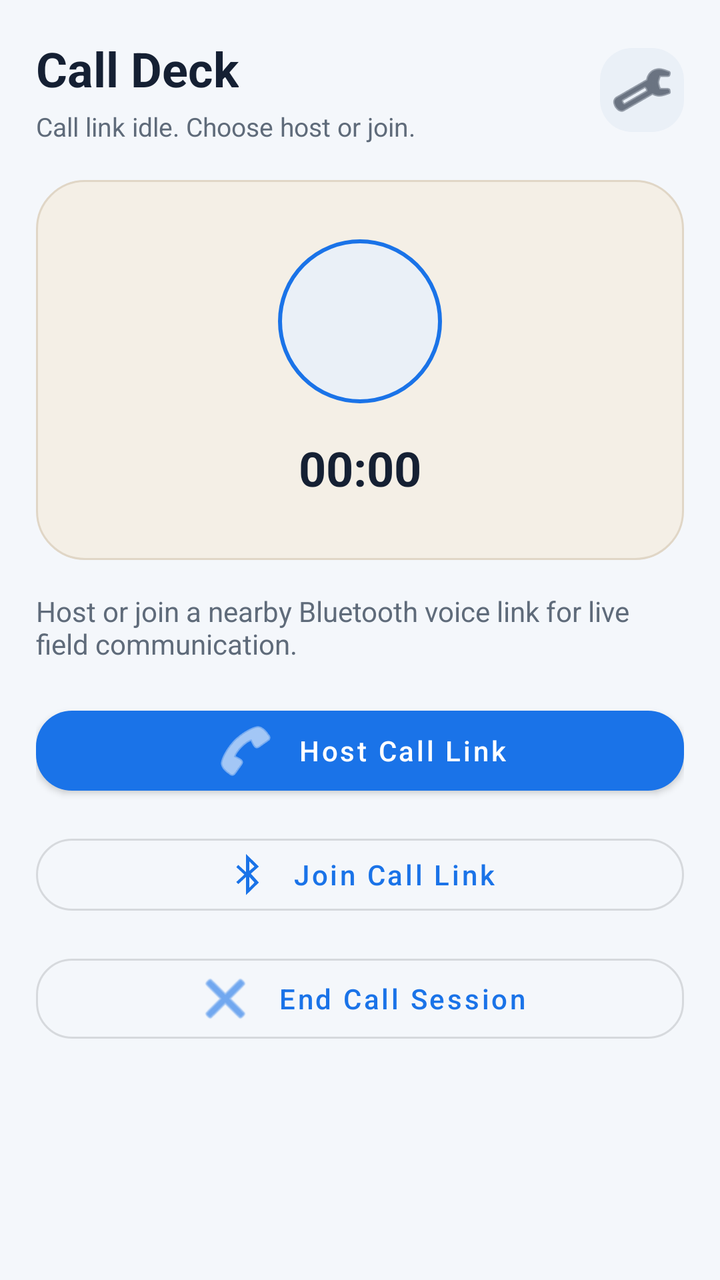
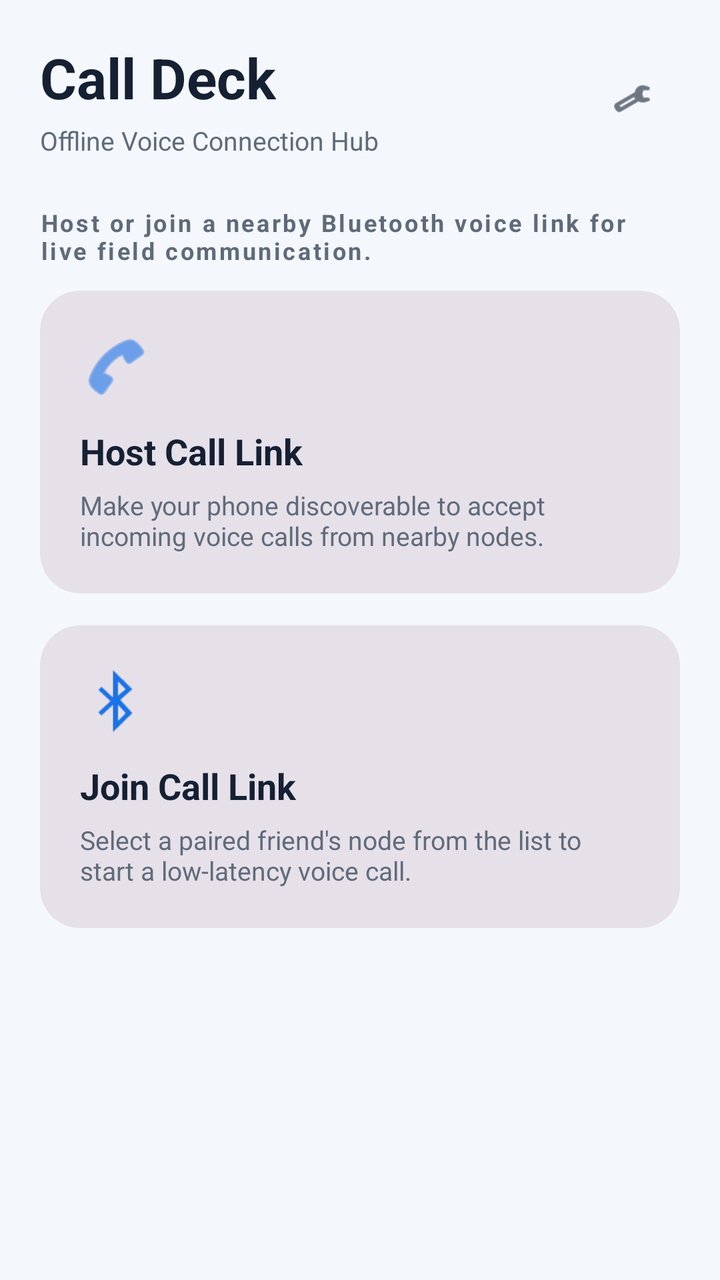

The first picture is an Android layout as it rendered before a commit; the second is the same layout after the commit. The layout source and the unified diff follow.
<!-- AndroidManifest.xml: application theme Theme.Corelink -->
<!-- res/layout/activity_call.xml -->
<?xml version="1.0" encoding="utf-8"?>
<LinearLayout
    xmlns:android="http://schemas.android.com/apk/res/android"
    xmlns:app="http://schemas.android.com/apk/res-auto"
    android:layout_width="match_parent"
    android:layout_height="match_parent"
    android:background="@color/surface"
    android:orientation="vertical"
    android:padding="18dp">

    <LinearLayout
        android:layout_width="match_parent"
        android:layout_height="wrap_content"
        android:gravity="center_vertical"
        android:orientation="horizontal">

        <LinearLayout
            android:layout_width="0dp"
            android:layout_height="wrap_content"
            android:layout_weight="1"
            android:orientation="vertical">

            <TextView
                android:layout_width="wrap_content"
                android:layout_height="wrap_content"
                android:text="@string/call_deck_title"
                android:textColor="@color/textPrimary"
                android:textSize="24sp"
                android:textStyle="bold" />

            <TextView
                android:id="@+id/callStatus"
                android:layout_width="wrap_content"
                android:layout_height="wrap_content"
                android:layout_marginTop="4dp"
                android:text="@string/call_idle_status"
                android:textColor="@color/textSecondary"
                android:textSize="13sp" />
        </LinearLayout>

        <ImageButton
            android:id="@+id/themeToggleButton"
            android:layout_width="42dp"
            android:layout_height="42dp"
            android:background="@drawable/icon_btn_bg"
            android:contentDescription="@string/toggle_theme"
            android:padding="10dp"
            android:src="@android:drawable/ic_menu_manage"
            android:tint="@color/textPrimary" />
    </LinearLayout>

    <LinearLayout
        android:layout_width="match_parent"
        android:layout_height="190dp"
        android:layout_marginTop="18dp"
        android:background="@drawable/call_panel_bg"
        android:gravity="center"
        android:orientation="vertical">

        <View
            android:id="@+id/callPulse"
            android:layout_width="82dp"
            android:layout_height="82dp"
            android:background="@drawable/voice_pulse_bg" />

        <TextView
            android:id="@+id/callTimer"
            android:layout_width="wrap_content"
            android:layout_height="wrap_content"
            android:layout_marginTop="16dp"
            android:text="00:00"
            android:textColor="@color/textPrimary"
            android:textSize="24sp"
            android:textStyle="bold" />
    </LinearLayout>

    <TextView
        android:layout_width="match_parent"
        android:layout_height="wrap_content"
        android:layout_marginTop="16dp"
        android:text="@string/call_deck_subtitle"
        android:textColor="@color/textSecondary"
        android:textSize="14sp" />

    <com.google.android.material.button.MaterialButton
        android:id="@+id/hostCallButton"
        android:layout_width="match_parent"
        android:layout_height="wrap_content"
        android:layout_marginTop="18dp"
        android:text="@string/host_call"
        android:textAllCaps="false"
        app:backgroundTint="@color/accent"
        app:cornerRadius="18dp"
        app:icon="@android:drawable/ic_menu_call"
        app:iconGravity="textStart"
        app:iconPadding="10dp"
        app:iconTint="@android:color/white" />

    <com.google.android.material.button.MaterialButton
        android:id="@+id/joinCallButton"
        style="@style/Widget.MaterialComponents.Button.OutlinedButton"
        android:layout_width="match_parent"
        android:layout_height="wrap_content"
        android:layout_marginTop="12dp"
        android:text="@string/join_call"
        android:textAllCaps="false"
        app:cornerRadius="18dp"
        app:icon="@android:drawable/stat_sys_data_bluetooth"
        app:iconGravity="textStart"
        app:iconPadding="10dp" />

    <com.google.android.material.button.MaterialButton
        android:id="@+id/endCallButton"
        style="@style/Widget.MaterialComponents.Button.OutlinedButton"
        android:layout_width="match_parent"
        android:layout_height="wrap_content"
        android:layout_marginTop="12dp"
        android:text="@string/end_call"
        android:textAllCaps="false"
        app:cornerRadius="18dp"
        app:icon="@android:drawable/ic_menu_close_clear_cancel"
        app:iconGravity="textStart"
        app:iconPadding="10dp" />

</LinearLayout>
<!-- resources referenced by this layout -->
<resources>
  <color name="accent">#1A73E8</color>
  <color name="surface">#FFF4F7FB</color>
  <color name="textPrimary">#FF152033</color>
  <color name="textSecondary">#FF5F6B7A</color>
  <!-- drawable call_panel_bg (drawable) -->
  <shape xmlns:android="http://schemas.android.com/apk/res/android">
      <solid android:color="@color/callSurface" />
      <corners android:radius="24dp" />
      <stroke
          android:width="1dp"
          android:color="@color/callStroke" />
  </shape>
  <!-- drawable icon_btn_bg (drawable) -->
  <shape xmlns:android="http://schemas.android.com/apk/res/android">
      <solid android:color="@color/surfaceMuted" />
      <corners android:radius="16dp" />
  </shape>
  <!-- drawable voice_pulse_bg (drawable) -->
  <shape xmlns:android="http://schemas.android.com/apk/res/android">
      <solid android:color="@color/surfaceMuted" />
      <corners android:radius="41dp" />
      <stroke
          android:width="2dp"
          android:color="@color/accent" />
  </shape>
  <string name="call_deck_subtitle">Host or join a nearby Bluetooth voice link for live field communication.</string>
  <string name="call_deck_title">Call Deck</string>
  <string name="call_idle_status">Call link idle. Choose host or join.</string>
  <string name="end_call">End Call Session</string>
  <string name="host_call">Host Call Link</string>
  <string name="join_call">Join Call Link</string>
  <string name="toggle_theme">Toggle dark mode</string>
  <style name="Theme.Corelink" parent="Theme.MaterialComponents.DayNight.NoActionBar">
          <item name="colorPrimary">@color/accent</item>
          <item name="colorPrimaryVariant">@color/accentDark</item>
          <item name="colorSecondary">@color/accent</item>
          <item name="colorSurface">@color/surfaceElevated</item>
          <item name="android:windowBackground">@color/surface</item>
          <item name="android:statusBarColor">@color/surfaceElevated</item>
          <item name="android:navigationBarColor">@color/surfaceElevated</item>
      </style>
  <color name="callSurface">#FFF4EFE6</color>
  <color name="callStroke">#FFE0D6C6</color>
  <color name="surfaceMuted">#FFEAF0F7</color>
  <color name="accentDark">#1558B0</color>
  <color name="surfaceElevated">#FFFFFFFF</color>
</resources>

<!-- the commit's change to res/layout/activity_call.xml (unified diff, before → after) -->
@@ -1,125 +1,286 @@
 <?xml version="1.0" encoding="utf-8"?>
-<LinearLayout
+<FrameLayout
     xmlns:android="http://schemas.android.com/apk/res/android"
     xmlns:app="http://schemas.android.com/apk/res-auto"
     android:layout_width="match_parent"
     android:layout_height="match_parent"
-    android:background="@color/surface"
-    android:orientation="vertical"
-    android:padding="18dp">
-
-    <LinearLayout
+    android:background="?attr/colorSurface">
+
+    
+    <ScrollView
+        android:id="@+id/setupContainer"
         android:layout_width="match_parent"
-        android:layout_height="wrap_content"
-        android:gravity="center_vertical"
-        android:orientation="horizontal">
+        android:layout_height="match_parent"
+        android:visibility="visible">
 
         <LinearLayout
-            android:layout_width="0dp"
-            android:layout_height="wrap_content"
-            android:layout_weight="1"
-            android:orientation="vertical">
+            android:layout_width="match_parent"
+            android:layout_height="wrap_content"
+            android:orientation="vertical"
+            android:padding="20dp">
+
+            
+            <LinearLayout
+                android:layout_width="match_parent"
+                android:layout_height="wrap_content"
+                android:gravity="center_vertical"
+                android:orientation="horizontal">
+
+                <LinearLayout
+                    android:layout_width="0dp"
+                    android:layout_height="wrap_content"
+                    android:layout_weight="1"
+                    android:orientation="vertical">
+
+                    <TextView
+                        android:layout_width="wrap_content"
+                        android:layout_height="wrap_content"
+                        android:text="@string/call_deck_title"
+                        android:textColor="?attr/colorOnSurface"
+                        android:textSize="28sp"
+                        android:textStyle="bold" />
+
+                    <TextView
+                        android:layout_width="wrap_content"
+                        android:layout_height="wrap_content"
+                        android:layout_marginTop="4dp"
+                        android:text="Offline Voice Connection Hub"
+                        android:textColor="?attr/colorOnSurfaceVariant"
+                        android:textSize="13sp" />
+                </LinearLayout>
+
+                <com.google.android.material.button.MaterialButton
+                    android:id="@+id/themeToggleButton"
+                    style="?attr/materialIconButtonStyle"
+                    android:layout_width="48dp"
+                    android:layout_height="48dp"
+                    android:contentDescription="@string/toggle_theme"
+                    app:icon="@android:drawable/ic_menu_manage"
+                    app:iconTint="?attr/colorOnSurface" />
+            </LinearLayout>
 
             <TextView
                 android:layout_width="wrap_content"
                 android:layout_height="wrap_content"
-                android:text="@string/call_deck_title"
-                android:textColor="@color/textPrimary"
-                android:textSize="24sp"
+                android:layout_marginTop="24dp"
+                android:text="@string/call_deck_subtitle"
+                android:textColor="?attr/colorOnSurfaceVariant"
+                android:textSize="12sp"
+                android:textStyle="bold"
+                android:letterSpacing="0.1" />
+
+            
+            <com.google.android.material.card.MaterialCardView
+                android:id="@+id/hostCallButton"
+                style="?attr/materialCardViewFilledStyle"
+                android:layout_width="match_parent"
+                android:layout_height="wrap_content"
+                android:layout_marginTop="12dp"
+                android:clickable="true"
+                android:focusable="true"
+                app:cardCornerRadius="20dp">
+
+                <LinearLayout
+                    android:layout_width="match_parent"
+                    android:layout_height="wrap_content"
+                    android:orientation="vertical"
+                    android:padding="20dp">
+
+                    <ImageView
+                        android:layout_width="36dp"
+                        android:layout_height="36dp"
+                        android:src="@android:drawable/ic_menu_call"
+                        app:tint="?attr/colorPrimary" />
+
+                    <TextView
+                        android:layout_width="wrap_content"
+                        android:layout_height="wrap_content"
+                        android:layout_marginTop="12dp"
+                        android:text="@string/host_call"
+                        android:textColor="?attr/colorOnSurface"
+                        android:textSize="18sp"
+                        android:textStyle="bold" />
+
+                    <TextView
+                        android:layout_width="wrap_content"
+                        android:layout_height="wrap_content"
+                        android:layout_marginTop="6dp"
+                        android:text="Make your phone discoverable to accept incoming voice calls from nearby nodes."
+                        android:textColor="?attr/colorOnSurfaceVariant"
+                        android:textSize="13sp" />
+                </LinearLayout>
+            </com.google.android.material.card.MaterialCardView>
+
+            
+            <com.google.android.material.card.MaterialCardView
+                android:id="@+id/joinCallButton"
+                style="?attr/materialCardViewFilledStyle"
+                android:layout_width="match_parent"
+                android:layout_height="wrap_content"
+                android:layout_marginTop="16dp"
+                android:clickable="true"
+                android:focusable="true"
+                app:cardCornerRadius="20dp">
+
+                <LinearLayout
+                    android:layout_width="match_parent"
+                    android:layout_height="wrap_content"
+                    android:orientation="vertical"
+                    android:padding="20dp">
+
+                    <ImageView
+                        android:layout_width="36dp"
+                        android:layout_height="36dp"
+                        android:src="@android:drawable/stat_sys_data_bluetooth"
+                        app:tint="?attr/colorPrimary" />
+
+                    <TextView
+                        android:layout_width="wrap_content"
+                        android:layout_height="wrap_content"
+                        android:layout_marginTop="12dp"
+                        android:text="@string/join_call"
+                        android:textColor="?attr/colorOnSurface"
+                        android:textSize="18sp"
+                        android:textStyle="bold" />
+
+                    <TextView
+                        android:layout_width="wrap_content"
+                        android:layout_height="wrap_content"
+                        android:layout_marginTop="6dp"
+                        android:text="Select a paired friend's node from the list to start a low-latency voice call."
+                        android:textColor="?attr/colorOnSurfaceVariant"
+                        android:textSize="13sp" />
+                </LinearLayout>
+            </com.google.android.material.card.MaterialCardView>
+
+        </LinearLayout>
+    </ScrollView>
+
+    
+    <RelativeLayout
+        android:id="@+id/callContainer"
+        android:layout_width="match_parent"
+        android:layout_height="match_parent"
+        android:background="?attr/colorSurfaceContainerHigh"
+        android:visibility="gone"
+        android:padding="24dp">
+
+        
+        <TextView
+            android:id="@+id/callHeaderTitle"
+            android:layout_width="wrap_content"
+            android:layout_height="wrap_content"
+            android:layout_alignParentTop="true"
+            android:layout_centerHorizontal="true"
+            android:layout_marginTop="32dp"
+            android:text="CORELINK VOICE"
+            android:letterSpacing="0.2"
+            android:textColor="?attr/colorPrimary"
+            android:textSize="14sp"
+            android:textStyle="bold" />
+
+        <TextView
+            android:id="@+id/callStatus"
+            android:layout_width="wrap_content"
+            android:layout_height="wrap_content"
+            android:layout_below="@id/callHeaderTitle"
+            android:layout_centerHorizontal="true"
+            android:layout_marginTop="8dp"
+            android:text="CONNECTING..."
+            android:textColor="?attr/colorOnSurfaceVariant"
+            android:textSize="16sp" />
+
+        
+        <FrameLayout
+            android:id="@+id/avatarContainer"
+            android:layout_width="match_parent"
+            android:layout_height="320dp"
+            android:layout_centerInParent="true">
+
+            
+            <View
+                android:id="@+id/callPulse"
+                android:layout_width="160dp"
+                android:layout_height="160dp"
+                android:layout_gravity="center"
+                android:background="@drawable/scan_pulse_bg"
+                android:alpha="0" />
+
+            
+            <View
+                android:id="@+id/callPulse2"
+                android:layout_width="160dp"
+                android:layout_height="160dp"
+                android:layout_gravity="center"
+                android:background="@drawable/scan_pulse_bg"
+                android:alpha="0" />
+
+            
+            <com.google.android.material.card.MaterialCardView
+                style="?attr/materialCardViewFilledStyle"
+                app:cardBackgroundColor="?attr/colorPrimary"
+                app:cardCornerRadius="72dp"
+                android:layout_width="144dp"
+                android:layout_height="144dp"
+                android:layout_gravity="center"
+                app:strokeWidth="0dp"
+                android:elevation="8dp">
+
+                <ImageView
+                    android:layout_width="64dp"
+                    android:layout_height="64dp"
+                    android:layout_gravity="center"
+                    android:src="@android:drawable/ic_menu_call"
+                    app:tint="?attr/colorOnPrimary" />
+            </com.google.android.material.card.MaterialCardView>
+
+        </FrameLayout>
+
+        
+        <LinearLayout
+            android:layout_width="wrap_content"
+            android:layout_height="wrap_content"
+            android:layout_above="@+id/endCallButton"
+            android:layout_centerHorizontal="true"
+            android:layout_marginBottom="48dp"
+            android:gravity="center"
+            android:orientation="vertical">
+
+            <TextView
+                android:id="@+id/callPeerName"
+                android:layout_width="wrap_content"
+                android:layout_height="wrap_content"
+                android:text="Nearby Peer"
+                android:textColor="?attr/colorOnSurface"
+                android:textSize="26sp"
                 android:textStyle="bold" />
 
             <TextView
-                android:id="@+id/callStatus"
+                android:id="@+id/callTimer"
                 android:layout_width="wrap_content"
                 android:layout_height="wrap_content"
-                android:layout_marginTop="4dp"
-                android:text="@string/call_idle_status"
-                android:textColor="@color/textSecondary"
-                android:textSize="13sp" />
+                android:layout_marginTop="8dp"
+                android:text="00:00"
+                android:textColor="?attr/colorOnSurfaceVariant"
+                android:textSize="20sp" />
         </LinearLayout>
 
-        <ImageButton
-            android:id="@+id/themeToggleButton"
-            android:layout_width="42dp"
-            android:layout_height="42dp"
-            android:background="@drawable/icon_btn_bg"
-            android:contentDescription="@string/toggle_theme"
-            android:padding="10dp"
-            android:src="@android:drawable/ic_menu_manage"
-            android:tint="@color/textPrimary" />
-    </LinearLayout>
-
-    <LinearLayout
-        android:layout_width="match_parent"
-        android:layout_height="190dp"
-        android:layout_marginTop="18dp"
-        android:background="@drawable/call_panel_bg"
-        android:gravity="center"
-        android:orientation="vertical">
-
-        <View
-            android:id="@+id/callPulse"
-            android:layout_width="82dp"
-            android:layout_height="82dp"
-            android:background="@drawable/voice_pulse_bg" />
-
-        <TextView
-            android:id="@+id/callTimer"
-            android:layout_width="wrap_content"
-            android:layout_height="wrap_content"
-            android:layout_marginTop="16dp"
-            android:text="00:00"
-            android:textColor="@color/textPrimary"
-            android:textSize="24sp"
-            android:textStyle="bold" />
-    </LinearLayout>
-
-    <TextView
-        android:layout_width="match_parent"
-        android:layout_height="wrap_content"
-        android:layout_marginTop="16dp"
-        android:text="@string/call_deck_subtitle"
-        android:textColor="@color/textSecondary"
-        android:textSize="14sp" />
-
-    <com.google.android.material.button.MaterialButton
-        android:id="@+id/hostCallButton"
-        android:layout_width="match_parent"
-        android:layout_height="wrap_content"
-        android:layout_marginTop="18dp"
-        android:text="@string/host_call"
-        android:textAllCaps="false"
-        app:backgroundTint="@color/accent"
-        app:cornerRadius="18dp"
-        app:icon="@android:drawable/ic_menu_call"
-        app:iconGravity="textStart"
-        app:iconPadding="10dp"
-        app:iconTint="@android:color/white" />
-
-    <com.google.android.material.button.MaterialButton
-        android:id="@+id/joinCallButton"
-        style="@style/Widget.MaterialComponents.Button.OutlinedButton"
-        android:layout_width="match_parent"
-        android:layout_height="wrap_content"
-        android:layout_marginTop="12dp"
-        android:text="@string/join_call"
-        android:textAllCaps="false"
-        app:cornerRadius="18dp"
-        app:icon="@android:drawable/stat_sys_data_bluetooth"
-        app:iconGravity="textStart"
-        app:iconPadding="10dp" />
-
-    <com.google.android.material.button.MaterialButton
-        android:id="@+id/endCallButton"
-        style="@style/Widget.MaterialComponents.Button.OutlinedButton"
-        android:layout_width="match_parent"
-        android:layout_height="wrap_content"
-        android:layout_marginTop="12dp"
-        android:text="@string/end_call"
-        android:textAllCaps="false"
-        app:cornerRadius="18dp"
-        app:icon="@android:drawable/ic_menu_close_clear_cancel"
-        app:iconGravity="textStart"
-        app:iconPadding="10dp" />
-
-</LinearLayout>
+        
+        <com.google.android.material.button.MaterialButton
+            android:id="@+id/endCallButton"
+            style="?attr/materialIconButtonFilledStyle"
+            android:layout_width="72dp"
+            android:layout_height="72dp"
+            android:layout_alignParentBottom="true"
+            android:layout_centerHorizontal="true"
+            android:layout_marginBottom="36dp"
+            app:backgroundTint="?attr/colorError"
+            app:icon="@android:drawable/ic_menu_close_clear_cancel"
+            app:iconSize="32dp"
+            app:iconTint="?attr/colorOnError"
+            app:iconPadding="0dp"
+            android:contentDescription="@string/end_call"
+            android:elevation="6dp" />
+
+    </RelativeLayout>
+</FrameLayout>
<!-- resource entries referenced after the edit -->
@@ -1,50 +1,35 @@
 <!-- resources referenced by this layout -->
 <resources>
+  <!-- drawable scan_pulse_bg (drawable) -->
+  <?xml version="1.0" encoding="utf-8"?>
+  <shape xmlns:android="http://schemas.android.com/apk/res/android"
+      android:shape="oval">
+      <solid android:color="?attr/colorPrimaryContainer" />
+      <stroke
+          android:width="2dp"
+          android:color="?attr/colorPrimary" />
+  </shape>
   <color name="accent">#1A73E8</color>
   <color name="surface">#FFF4F7FB</color>
   <color name="textPrimary">#FF152033</color>
   <color name="textSecondary">#FF5F6B7A</color>
-  <!-- drawable call_panel_bg (drawable) -->
-  <shape xmlns:android="http://schemas.android.com/apk/res/android">
-      <solid android:color="@color/callSurface" />
-      <corners android:radius="24dp" />
-      <stroke
-          android:width="1dp"
-          android:color="@color/callStroke" />
-  </shape>
-  <!-- drawable icon_btn_bg (drawable) -->
-  <shape xmlns:android="http://schemas.android.com/apk/res/android">
-      <solid android:color="@color/surfaceMuted" />
-      <corners android:radius="16dp" />
-  </shape>
-  <!-- drawable voice_pulse_bg (drawable) -->
-  <shape xmlns:android="http://schemas.android.com/apk/res/android">
-      <solid android:color="@color/surfaceMuted" />
-      <corners android:radius="41dp" />
-      <stroke
-          android:width="2dp"
-          android:color="@color/accent" />
-  </shape>
   <string name="call_deck_subtitle">Host or join a nearby Bluetooth voice link for live field communication.</string>
   <string name="call_deck_title">Call Deck</string>
-  <string name="call_idle_status">Call link idle. Choose host or join.</string>
   <string name="end_call">End Call Session</string>
   <string name="host_call">Host Call Link</string>
   <string name="join_call">Join Call Link</string>
   <string name="toggle_theme">Toggle dark mode</string>
-  <style name="Theme.Corelink" parent="Theme.MaterialComponents.DayNight.NoActionBar">
+  <style name="Theme.Corelink" parent="Theme.Material3.DayNight.NoActionBar">
           <item name="colorPrimary">@color/accent</item>
-          <item name="colorPrimaryVariant">@color/accentDark</item>
           <item name="colorSecondary">@color/accent</item>
-          <item name="colorSurface">@color/surfaceElevated</item>
+          <item name="colorSurface">@color/surface</item>
+          <item name="colorSurfaceVariant">@color/surfaceMuted</item>
+          <item name="colorOnSurface">@color/textPrimary</item>
+          <item name="colorOnSurfaceVariant">@color/textSecondary</item>
           <item name="android:windowBackground">@color/surface</item>
-          <item name="android:statusBarColor">@color/surfaceElevated</item>
-          <item name="android:navigationBarColor">@color/surfaceElevated</item>
+          <item name="android:statusBarColor">?attr/colorSurface</item>
+          <item name="android:navigationBarColor">?attr/colorSurface</item>
       </style>
-  <color name="callSurface">#FFF4EFE6</color>
-  <color name="callStroke">#FFE0D6C6</color>
   <color name="surfaceMuted">#FFEAF0F7</color>
-  <color name="accentDark">#1558B0</color>
-  <color name="surfaceElevated">#FFFFFFFF</color>
 </resources>
 
